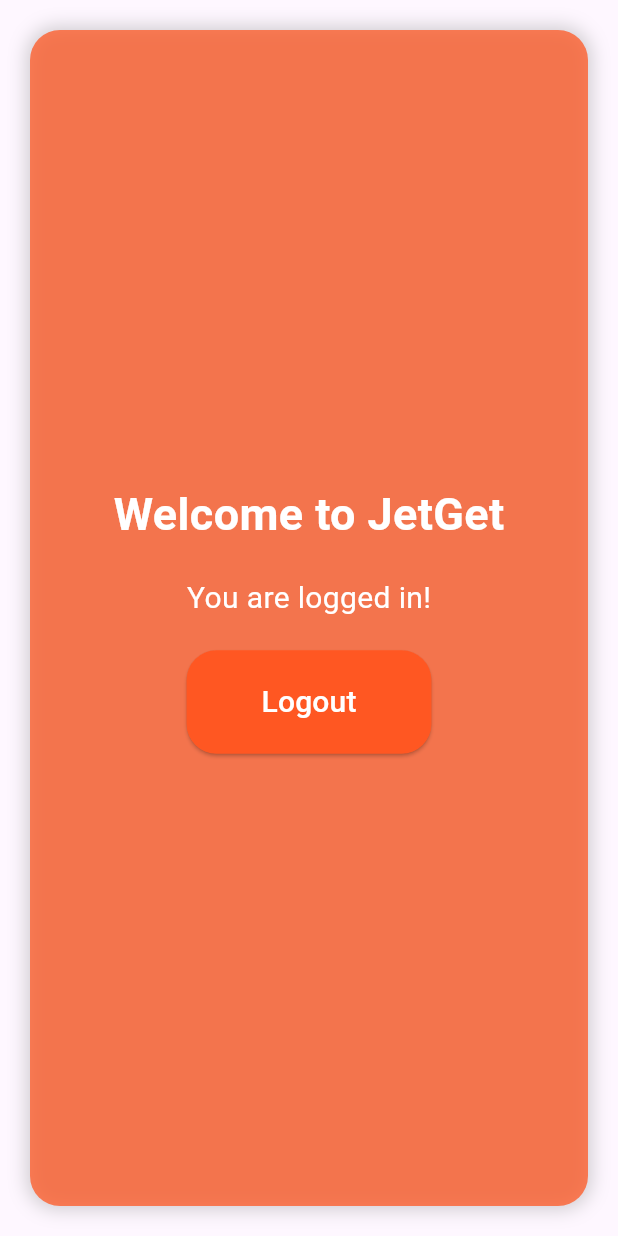
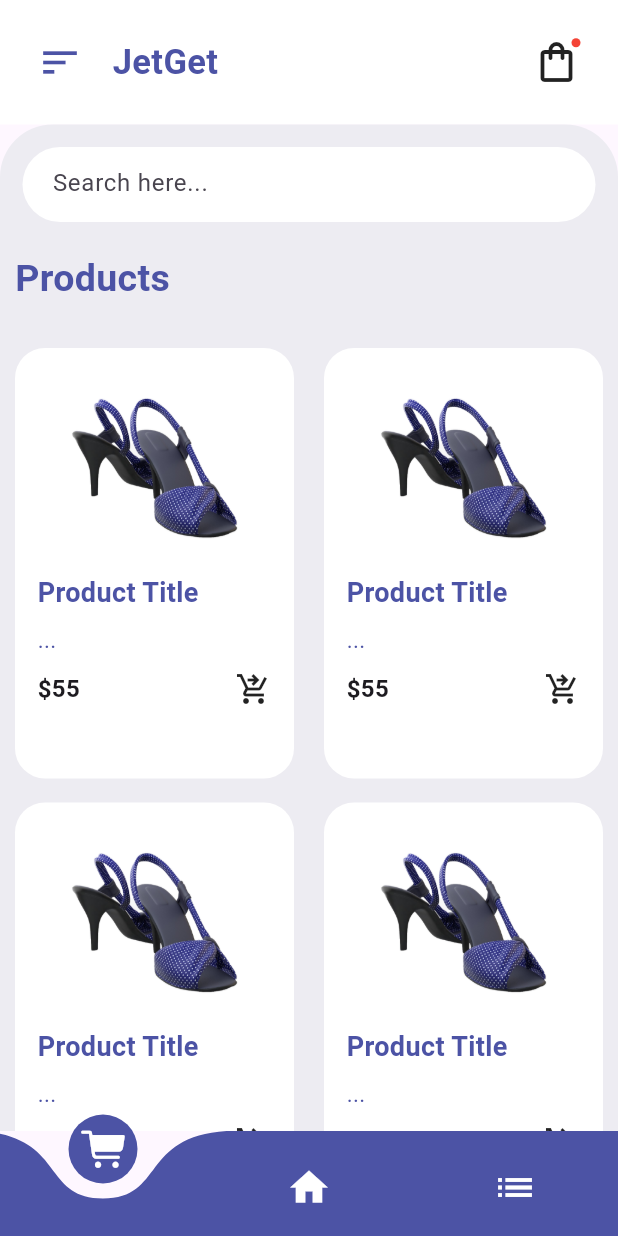
Before and after one commit to alpeerkaraca/jetget, a Flutter app: the HomePage screen opened directly, on a phone screen of 412 x 824 dp. Run offline on Flutter 3.47's test engine with Material 3 defaults, Android fonts, the phone set to English and light mode, and no system bars; drawn by our look-alikes of curved_navigation_bar; our stand-ins replace cloud_firestore, firebase_auth, firebase_core; missing offline and left inert: clippy_flutter; accounts and stored records are empty.

Commit message:
home page

```diff
--- a/lib/pages/home.dart
+++ b/lib/pages/home.dart
@@ -1,101 +1,90 @@
+import 'package:curved_navigation_bar/curved_navigation_bar.dart';
+import 'package:flutter/cupertino.dart';
 import 'package:flutter/material.dart';
 import 'package:firebase_auth/firebase_auth.dart';
 import 'package:jetget/service/auth.dart';
 import 'package:jetget/pages/login.dart';
+import 'package:jetget/widgets/HomaAppBar.dart';
+import 'package:jetget/widgets/ItemsWidget.dart';
 
-class HomePage extends StatefulWidget {
-  const HomePage({super.key});
-  static const String routeName = "/home";
-
+class HomePage extends StatelessWidget {
   @override
-  HomePageState createState() => HomePageState();
-}
-
-class HomePageState extends State<HomePage> {
-  final AuthService _authService = AuthService();
-  @override
-  Widget build(BuildContext context){
-    var size = MediaQuery.of(context).size;
+  Widget build(BuildContext context) {
     return Scaffold(
-      body: Center(
-        child: Padding(
-          padding: const EdgeInsets.all(20),
-          child: Container(
-            width: size.width,
-            height: size.height,
+      body: ListView(
+        children: [
+          HomeAppBar(),
+          Container(
+            //temporary height
+            padding: EdgeInsets.only(top: 15),
             decoration: BoxDecoration(
-              color: Colors.deepOrange.withOpacity(.75),
-              borderRadius: BorderRadius.circular(20),
-              boxShadow: [
-                BoxShadow(
-                  color: Colors.grey.withOpacity(.5),
-                  blurRadius: 10,
-                  spreadRadius: 2,
-                ),
-              ],
-            ),
-            child: Padding(
-              padding: const EdgeInsets.all(20),
-              child:Center(
-                child: Column(
-                  mainAxisAlignment: MainAxisAlignment.center,
-                  children:
-                  [
-                    const Text(
-                      "Welcome to JetGet",
-                      style: TextStyle(
-                        color: Colors.white,
-                        fontSize: 30,
-                        fontWeight: FontWeight.bold,
+              color: Color(0xFFEDECF2),
+              borderRadius: BorderRadius.only(
+                topLeft: Radius.circular(35),
+                topRight: Radius.circular(35),
               ),
             ),
-                    const SizedBox(
-                      height: 20,
+            child: Column(
+              children: [
+                Container(
+                  margin: EdgeInsets.symmetric(horizontal: 15),
+                  padding: EdgeInsets.symmetric(horizontal: 15),
+                  height: 50,
+                  decoration: BoxDecoration(
+                    color: Colors.white,
+                    borderRadius: BorderRadius.circular(30),
                   ),
-                    const Text(
-                      "You are logged in!",
-                      style: TextStyle(
-                        color: Colors.white,
-                        fontSize: 20,
+                  child: Row(children: [
+                    Container(
+                      margin: EdgeInsets.only(left: 5),
+                      height: 50,
+                      width: 300,
+                      child: TextFormField(
+                        decoration: InputDecoration(
+                          border: InputBorder.none,
+                          hintText: "Search here...",
                         ),
                       ),
-                    const SizedBox(
-                      height: 20,
                     ),
-                    ElevatedButton(
-                      onPressed: () {
-                        _authService.signOut().then((value) =>
-                            Navigator.push(
-                              context,
-                              MaterialPageRoute(
-                                builder: (context) => const LoginPage(),
+                  ]),
                 ),
-                            ));
-                      },
-                      style: ElevatedButton.styleFrom(
-                        backgroundColor: Colors.deepOrange,
-                        padding: const EdgeInsets.symmetric(
-                          horizontal: 50,
-                          vertical: 20,
-                        ),
-                        shape: RoundedRectangleBorder(
-                          borderRadius: BorderRadius.circular(20),
+                Container(
+                  alignment: Alignment.centerLeft,
+                  margin: EdgeInsets.symmetric(vertical: 20, horizontal: 10),
+                  child: Text(
+                    "Products",
+                    style: TextStyle(
+                      fontSize: 25,
+                      fontWeight: FontWeight.bold,
+                      color: Color(0xFF4C53A5),
                     ),
                   ),
-                      child: const Text(
-                        "Logout",
-                        style: TextStyle(
-                          color: Colors.white,
-                          fontSize: 20,
                 ),
+                //Items Widget
+                ItemsWidget(),
+              ],
             ),
           ),
         ],
       ),
+      bottomNavigationBar: CurvedNavigationBar(
+        backgroundColor: Colors.transparent,
+        onTap: (index) {},
+        height: 70,
+        color: Color(0xFF4C53A5),
+        items: [
+          Icon(CupertinoIcons.cart_fill, size: 30, color: Colors.white),
+          Icon(
+            Icons.home,
+            size: 30,
+            color: Colors.white,
           ),
+          Icon(
+            Icons.list,
+            size: 30,
+            color: Colors.white,
           ),
-          ),
-        ),
+        ],
       ),
     );
   }
--- a/lib/pages/login.dart
+++ b/lib/pages/login.dart
@@ -125,7 +125,7 @@
                                             context,
                                             MaterialPageRoute(
                                                 builder: (context) =>
-                                                    const HomePage()))
+                                                    HomePage()))
                                       });
                             } catch (e) {
                               if (e.toString().contains(
--- /dev/null
+++ b/lib/widgets/HomaAppBar.dart
@@ -0,0 +1,45 @@
+import 'package:flutter/material.dart';
+
+class HomeAppBar extends StatelessWidget {
+  @override
+  Widget build(BuildContext context) {
+    return Container(
+      color: Colors.white,
+      padding: EdgeInsets.all(25),
+      child: Row(
+        children: [
+          Icon(
+            Icons.sort,
+            size: 30,
+            color: Color(0xFF4C53A5),
+          ),
+          Padding(
+            padding: EdgeInsets.only(left: 20),
+            child: Text(
+              "JetGet",
+              style: TextStyle(
+                fontSize: 23,
+                fontWeight: FontWeight.bold,
+                color: Color(0xFF4C53A5),
+              ),
+            ),
+          ),
+          Spacer(),
+          Badge(
+            backgroundColor: Colors.red,
+            padding: EdgeInsets.all(7),
+            child: InkWell(
+              onTap: () {
+                Navigator.pushNamed(context, "cartPage");
+              },
+              child: Icon(
+                Icons.shopping_bag_outlined,
+                size: 32,
+              ),
+            ),
+          ),
+        ],
+      ),
+    );
+  }
+}
--- /dev/null
+++ b/lib/widgets/ItemsWidget.dart
@@ -0,0 +1,77 @@
+import 'package:flutter/material.dart';
+
+class ItemsWidget extends StatelessWidget {
+  @override
+  Widget build(BuildContext context) {
+    return GridView.count(
+      childAspectRatio: 0.68,
+      physics: NeverScrollableScrollPhysics(),
+      crossAxisCount: 2,
+      shrinkWrap: true,
+      children: [
+        for (int i = 1; i < 8; i++)
+          Container(
+            padding: EdgeInsets.only(left: 15, right: 15, top: 10),
+            margin: EdgeInsets.symmetric(vertical: 8, horizontal: 10),
+            decoration: BoxDecoration(
+              color: Colors.white,
+              borderRadius: BorderRadius.circular(20),
+            ),
+            child: Column(
+              children: [
+                InkWell(
+                  onTap: () {
+                    Navigator.pushNamed(context, "itemPage");
+                  },
+                  child: Container(
+                    margin: EdgeInsets.all(10),
+                    child: Image.asset(
+                      "assets/images/ayakkabi.png",
+                      height: 120,
+                      width: 120,
+                    ),
+                  ),
+                ),
+                Container(
+                  padding: EdgeInsets.only(bottom: 8),
+                  alignment: Alignment.centerLeft,
+                  child: Text(
+                    "Product Title",
+                    style: TextStyle(
+                      fontSize: 18,
+                      color: Color(0XFF4C53A5),
+                      fontWeight: FontWeight.bold,
+                    ),
+                  ),
+                ),
+                Container(
+                  alignment: Alignment.centerLeft,
+                  child: Text(
+                    "...",
+                    style: TextStyle(
+                      fontSize: 15,
+                      color: Color(0XFF4C53A5),
+                    ),
+                  ),
+                ),
+                Padding(
+                  padding: EdgeInsets.symmetric(vertical: 10),
+                  child: Row(
+                    mainAxisAlignment: MainAxisAlignment.spaceBetween,
+                    children: [
+                      Text(
+                        "\$55",
+                        style: TextStyle(
+                            fontSize: 16, fontWeight: FontWeight.bold),
+                      ),
+                      Icon(Icons.shopping_cart_checkout),
+                    ],
+                  ),
+                ),
+              ],
+            ),
+          )
+      ],
+    );
+  }
+}
```
Also changed, not shown: lib/main.dart (+7 -3 lines), lib/pages/cart.dart (added, +44 -0 lines), lib/pages/item.dart (added, +66 -0 lines), lib/widgets/CartAppBar.dart (added, +34 -0 lines), lib/widgets/CartBottomNavBar.dart (added, +53 -0 lines), lib/widgets/CartItems.dart (added, +73 -0 lines), lib/widgets/ItemAppBar.dart (added, +33 -0 lines), lib/widgets/ItemBottomNavBar.dart (added, +44 -0 lines), pubspec.yaml (+10 -0 lines), assets/images/2.png (added), assets/images/3.png (added), assets/images/4.png (added), assets/images/5.png (added), assets/images/6.png (added), 2 more files. Lines whose indentation alone changed are shown as unchanged.
